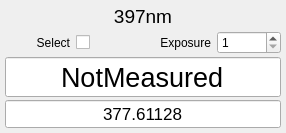
This is clients/qtui/MultiplexerChannel.ui in HaeffnerLab/Haeffner-Lab-LabRAD-Tools as Qt 5 draws it before an edit. The edited form follows.
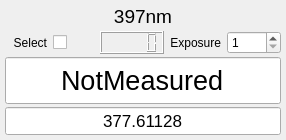
This is the edited form.

Commit message: allow ramping functionality in the DAC_server and add laser lock to the multiplexer

```diff
--- a/clients/qtui/MultiplexerChannel.ui
+++ b/clients/qtui/MultiplexerChannel.ui
@@ -7,7 +7,7 @@
     <x>0</x>
     <y>0</y>
     <width>286</width>
-    <height>133</height>
+    <height>140</height>
    </rect>
   </property>
   <property name="sizePolicy">
@@ -36,7 +36,7 @@
   </property>
   <layout class="QGridLayout" name="gridLayout" rowstretch="0,0,3,1">
    <property name="horizontalSpacing">
-    <number>-1</number>
+    <number>6</number>
    </property>
    <property name="verticalSpacing">
     <number>3</number>
@@ -57,7 +57,7 @@
      </property>
     </widget>
    </item>
-   <item row="0" column="0" colspan="4">
+   <item row="0" column="0" colspan="5">
     <widget class="QLabel" name="label">
      <property name="sizePolicy">
       <sizepolicy hsizetype="Preferred" vsizetype="Minimum">
@@ -82,7 +82,7 @@
      </property>
     </widget>
    </item>
-   <item row="1" column="2">
+   <item row="1" column="3">
     <widget class="QLabel" name="label_3">
      <property name="sizePolicy">
       <sizepolicy hsizetype="Preferred" vsizetype="Minimum">
@@ -98,7 +98,7 @@
      </property>
     </widget>
    </item>
-   <item row="1" column="3">
+   <item row="1" column="4">
     <widget class="QSpinBox" name="spinBox">
      <property name="sizePolicy">
       <sizepolicy hsizetype="Minimum" vsizetype="Minimum">
@@ -117,7 +117,7 @@
      </property>
     </widget>
    </item>
-   <item row="2" column="0" colspan="4">
+   <item row="2" column="0" colspan="5">
     <widget class="QLineEdit" name="freq">
      <property name="sizePolicy">
       <sizepolicy hsizetype="Preferred" vsizetype="Preferred">
@@ -141,7 +141,7 @@
      </property>
     </widget>
    </item>
-   <item row="3" column="0" colspan="4">
+   <item row="3" column="0" colspan="5">
     <widget class="QLineEdit" name="expectedfreq">
      <property name="sizePolicy">
       <sizepolicy hsizetype="Preferred" vsizetype="Preferred">
@@ -181,6 +181,9 @@
      </property>
     </widget>
    </item>
+   <item row="1" column="2">
+    <widget class="QLCDNumber" name="lcdNumber"/>
+   </item>
   </layout>
  </widget>
  <resources/>
```
The commit also changes 4 other files.
